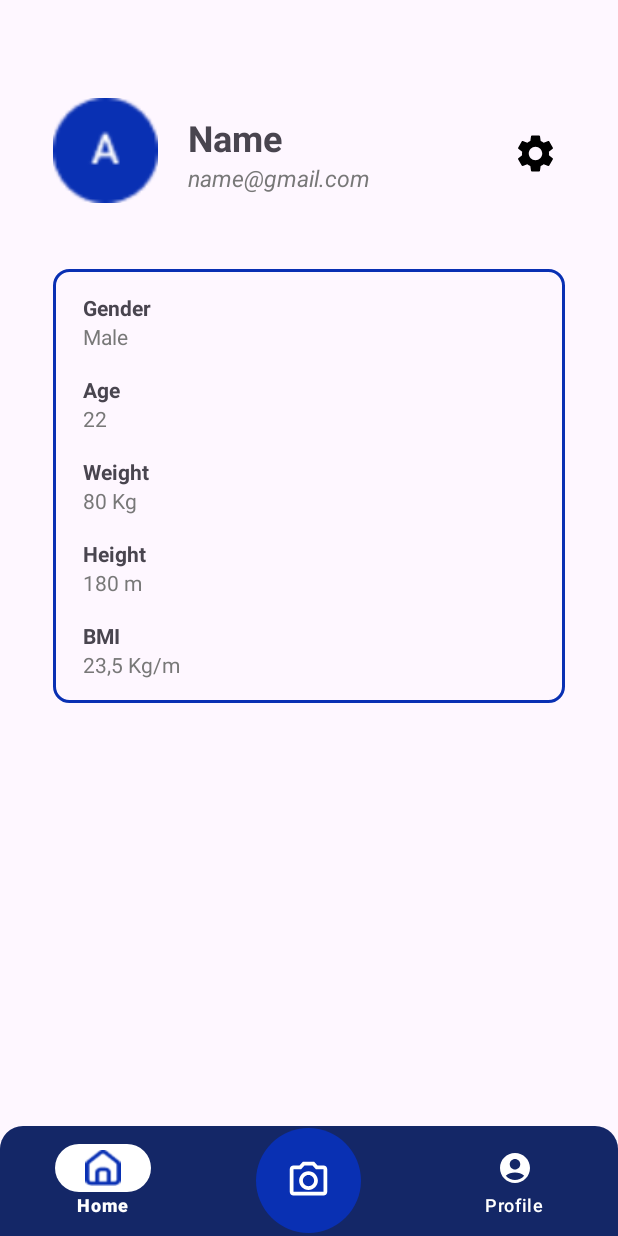
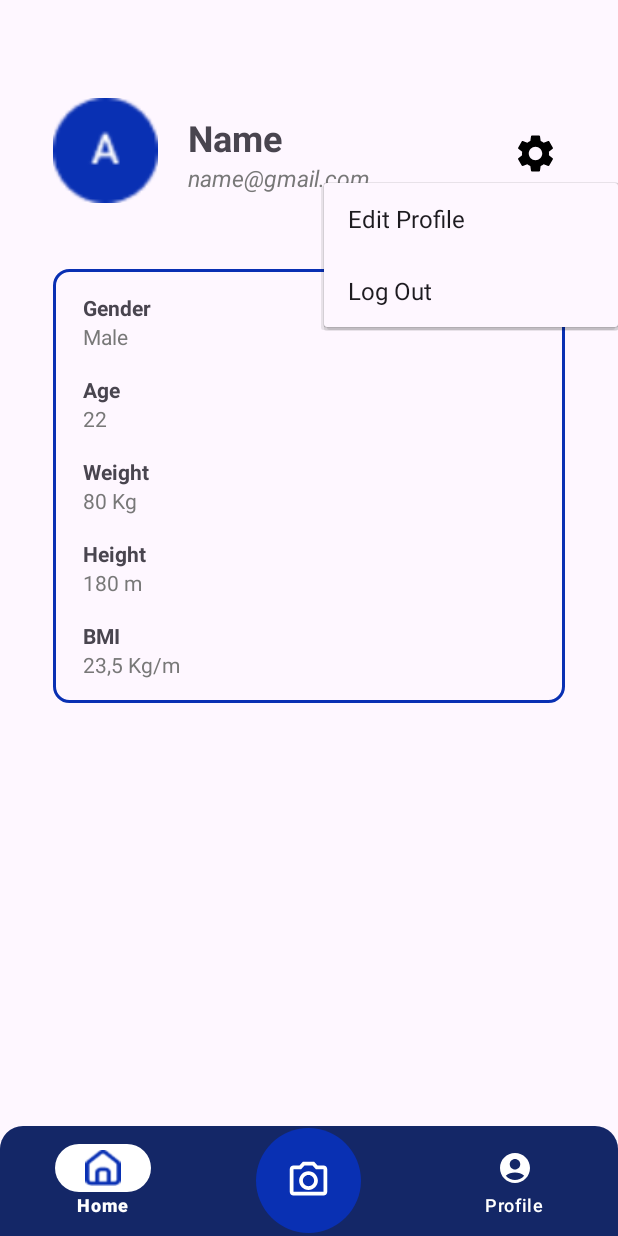
Before and after one commit to Capstone-CH2-PS196/FitFans, an Android app: the ProfileFragment screen opened through its navigation route, after a tap on an icon or button, on a phone screen of 412 x 824 dp. Run offline under Robolectric (Android 15) with nearby library versions, the phone set to English and light mode, and no system bars; our stand-ins replace Firebase (no records; nobody signed in at launch, a user with empty details on screens opened directly), navigation-ui.

Commit message:
minor changes

```diff
--- a/app/src/main/AndroidManifest.xml
+++ b/app/src/main/AndroidManifest.xml
@@ -38,18 +38,16 @@
             android:name=".ui.auth.login.LoginActivity"
             android:exported="false" />
         <activity
-            android:name=".ui.MainActivity"
+            android:name=".ui.welcomepage.WelcomePageActivity"
             android:exported="false" />
         <activity
-            android:name=".ui.welcomepage.WelcomePageActivity"
+            android:name=".ui.MainActivity"
             android:exported="true"
             android:theme="@style/Theme.App.Starting">
             <intent-filter>
                 <action android:name="android.intent.action.MAIN" />
-
                 <category android:name="android.intent.category.LAUNCHER" />
             </intent-filter>
         </activity>
     </application>
-
 </manifest>
--- a/app/src/main/java/com/capstonech2/fitfans/ui/MainActivity.kt
+++ b/app/src/main/java/com/capstonech2/fitfans/ui/MainActivity.kt
@@ -8,6 +8,7 @@ import android.os.Bundle
 import android.widget.Toast
 import androidx.activity.result.contract.ActivityResultContracts
 import androidx.core.content.ContextCompat
+import androidx.core.splashscreen.SplashScreen.Companion.installSplashScreen
 import androidx.navigation.findNavController
 import androidx.navigation.ui.AppBarConfiguration
 import androidx.navigation.ui.setupActionBarWithNavController
@@ -15,18 +16,32 @@ import androidx.navigation.ui.setupWithNavController
 import com.capstonech2.fitfans.R
 import com.capstonech2.fitfans.databinding.ActivityMainBinding
 import com.capstonech2.fitfans.ui.camera.CameraActivity
+import com.capstonech2.fitfans.ui.welcomepage.WelcomePageActivity
 import com.google.android.material.bottomnavigation.BottomNavigationView
+import com.google.firebase.auth.FirebaseAuth
 
 class MainActivity : AppCompatActivity(){
 
     private lateinit var binding: ActivityMainBinding
+    private lateinit var auth: FirebaseAuth
     override fun onCreate(savedInstanceState: Bundle?) {
+        installSplashScreen()
         super.onCreate(savedInstanceState)
         binding = ActivityMainBinding.inflate(layoutInflater)
         setContentView(binding.root)
         supportActionBar?.hide()
+
         navigationConfig()
         startCameraX()
+        checkUserStatus()
+    }
+
+    private fun checkUserStatus(){
+        auth = FirebaseAuth.getInstance()
+        if(auth.currentUser == null){
+            startActivity(Intent(this@MainActivity, WelcomePageActivity::class.java))
+            finish()
+        }
     }
 
     private fun navigationConfig(){
--- a/app/src/main/java/com/capstonech2/fitfans/ui/auth/basicinformation/BasicInformationActivity.kt
+++ b/app/src/main/java/com/capstonech2/fitfans/ui/auth/basicinformation/BasicInformationActivity.kt
@@ -27,6 +27,7 @@ class BasicInformationActivity : AppCompatActivity() {
     private fun onSaveInfoClick(){
         binding.infoButtonSave.setOnClickListener {
             startActivity(Intent(this, MainActivity::class.java))
+            finish()
         }
     }
 }
--- a/app/src/main/java/com/capstonech2/fitfans/ui/profile/ProfileFragment.kt
+++ b/app/src/main/java/com/capstonech2/fitfans/ui/profile/ProfileFragment.kt
@@ -4,11 +4,13 @@ import android.content.Intent
 import android.os.Bundle
 import androidx.fragment.app.Fragment
 import android.view.LayoutInflater
+import android.view.MenuItem
 import android.view.View
 import android.view.ViewGroup
 import android.widget.PopupMenu
 import com.capstonech2.fitfans.R
 import com.capstonech2.fitfans.databinding.FragmentProfileBinding
+import com.capstonech2.fitfans.ui.welcomepage.WelcomePageActivity
 import com.google.firebase.auth.FirebaseAuth
 
 class ProfileFragment : Fragment() {
@@ -34,23 +36,29 @@ class ProfileFragment : Fragment() {
     }
 
     private fun settingsMenu(){
-        binding.profileSetting.setOnClickListener {
-            val popUpMenu = PopupMenu(requireContext(), view)
-            popUpMenu.menuInflater.inflate(R.menu.settings_menu, popUpMenu.menu)
+        binding.profileSetting.setOnClickListener { view ->
+            val popup = PopupMenu(requireContext(), view)
+            popup.menuInflater.inflate(R.menu.settings_menu, popup.menu)
 
-            popUpMenu.setOnMenuItemClickListener {
-                when(it.itemId){
+            popup.setOnMenuItemClickListener { menuItem: MenuItem ->
+                when(menuItem.itemId){
                     R.id.menu_edit_profile ->{
                         startActivity(Intent(requireActivity(), EditProfileActivity::class.java))
                         true
                     }
                     R.id.menu_logout -> {
                         auth.signOut()
+                        startActivity(Intent(requireActivity(), WelcomePageActivity::class.java))
+                        requireActivity().finish()
                         true
                     }
                     else -> false
                 }
             }
+            popup.setOnDismissListener { menu ->
+                menu.dismiss()
+            }
+            popup.show()
         }
     }
 }
--- a/app/src/main/java/com/capstonech2/fitfans/ui/welcomepage/WelcomePageActivity.kt
+++ b/app/src/main/java/com/capstonech2/fitfans/ui/welcomepage/WelcomePageActivity.kt
@@ -12,7 +12,6 @@ class WelcomePageActivity : AppCompatActivity() {
 
     private lateinit var binding: ActivityWelcomePageBinding
     override fun onCreate(savedInstanceState: Bundle?) {
-        installSplashScreen()
         super.onCreate(savedInstanceState)
         binding = ActivityWelcomePageBinding.inflate(layoutInflater)
         setContentView(binding.root)
@@ -25,12 +24,14 @@ class WelcomePageActivity : AppCompatActivity() {
     private fun navigateToLogin(){
         binding.welcomeButtonLogin.setOnClickListener {
             startActivity(Intent(this, LoginActivity::class.java))
+            finish()
         }
     }
 
     private fun navigateToRegister(){
         binding.welcomeButtonRegister.setOnClickListener {
             startActivity(Intent(this, RegisterActivity::class.java))
+            finish()
         }
     }
 }
--- a/app/src/main/res/values/themes.xml
+++ b/app/src/main/res/values/themes.xml
@@ -2,6 +2,13 @@
     <!-- Base application theme. -->
     <style name="Base.Theme.Fitfans" parent="Theme.Material3.DayNight">
         <!-- <item name="colorPrimary">@color/my_light_primary</item> -->
+        <item name="colorPrimary">@color/primary</item>
+        <item name="android:titleTextStyle">@style/MyActionBarTitleTextStyle</item>
+    </style>
+
+    <style name="MyActionBarTitleTextStyle" parent="@android:style/TextAppearance.Holo.Widget.ActionBar.Title">
+        <item name="android:textColor">@color/white</item>
+        <item name="android:textStyle">bold</item>
     </style>
 
     <style name="Theme.Fitfans" parent="Base.Theme.Fitfans" />
```
Also changed, not shown: app/src/main/java/com/capstonech2/fitfans/ui/profile/EditProfileActivity.kt (+15 -6 lines).
